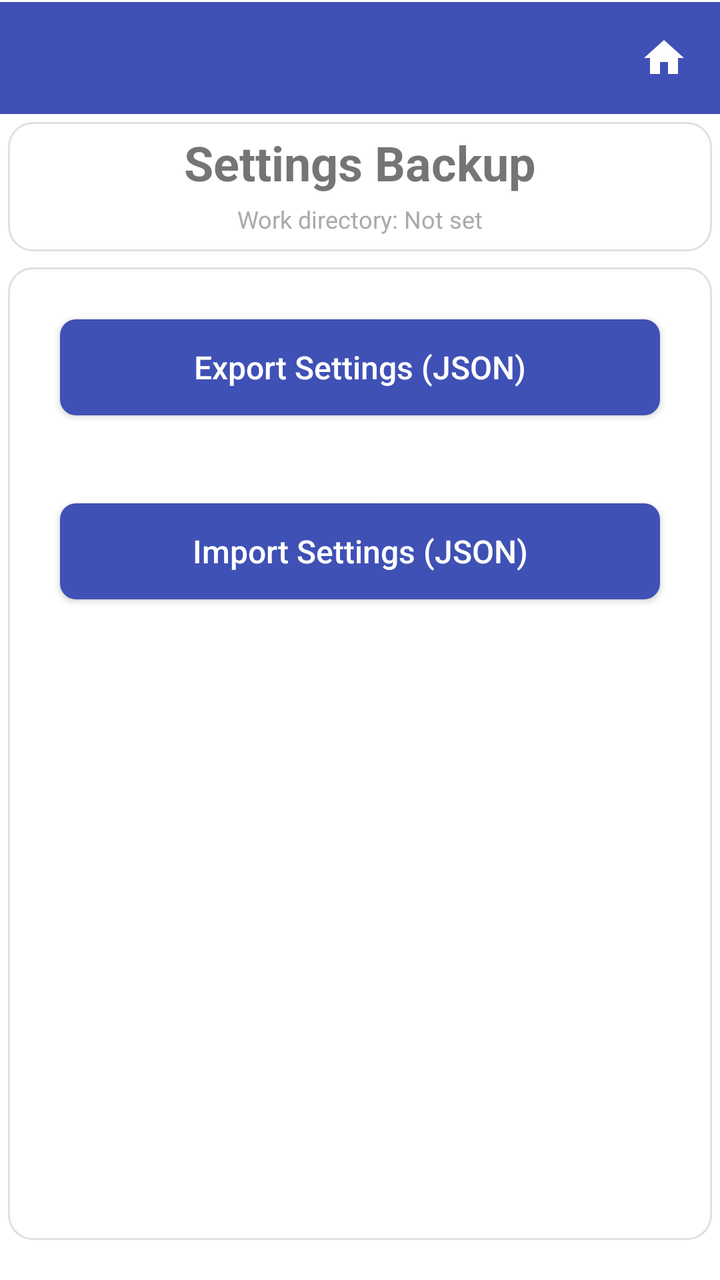
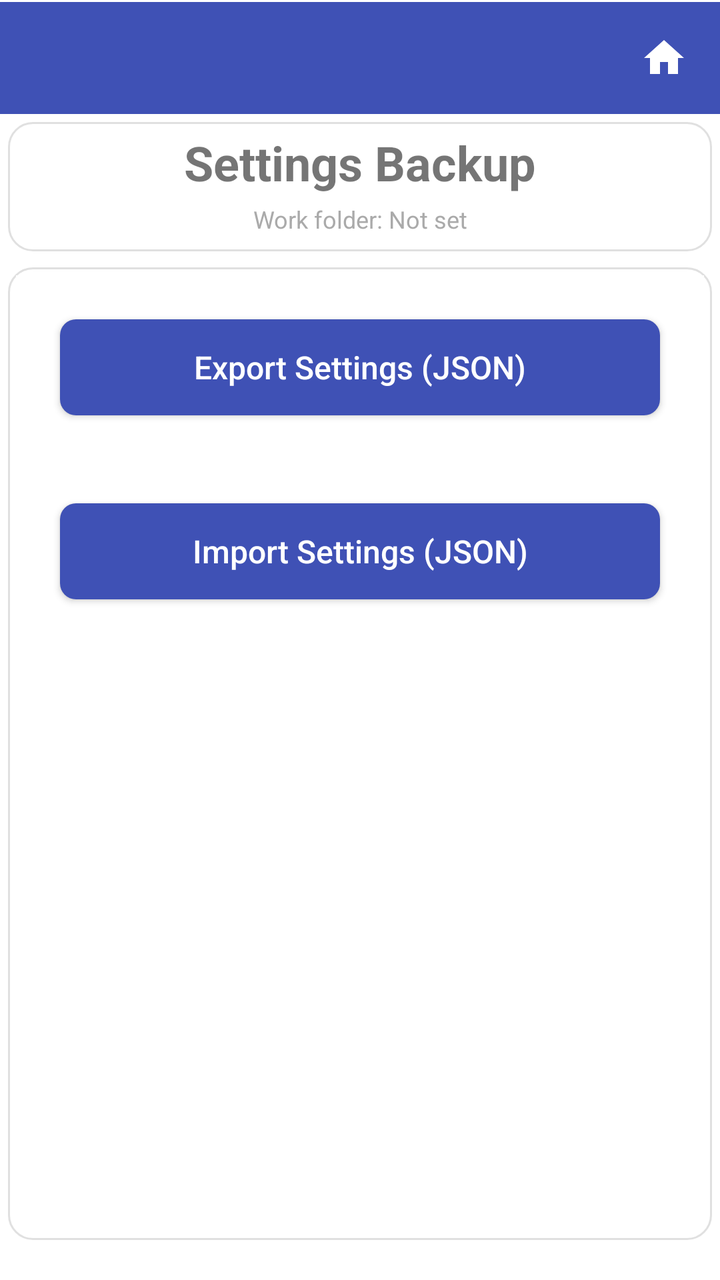

An Android layout rendered at two revisions. The XML below is the earlier revision; the diff shows what the commit changed to produce the second picture.
<!-- AndroidManifest.xml: application theme Theme.StripToLogbook.View -->
<!-- res/layout/activity_settings_backup.xml -->
<?xml version="1.0" encoding="utf-8"?>
<LinearLayout xmlns:android="http://schemas.android.com/apk/res/android"
    android:layout_width="match_parent"
    android:layout_height="match_parent"
    android:orientation="vertical"
    android:paddingBottom="16dp">

    <include layout="@layout/view_app_toolbar" />

    <LinearLayout
        style="@style/Card.Surface"
        android:layout_width="match_parent"
        android:layout_height="wrap_content"
        android:gravity="center"
        android:orientation="vertical">

        <TextView
            android:layout_width="wrap_content"
            android:layout_height="wrap_content"
            android:text="Settings Backup"
            android:textSize="24sp"
            android:textStyle="bold" />

        <TextView
            android:id="@+id/txt_work_directory"
            android:layout_width="match_parent"
            android:layout_height="wrap_content"
            android:gravity="center"
            android:paddingTop="4dp"
            android:paddingBottom="4dp"
            android:text="Work directory: Not set"
            android:textColor="@android:color/darker_gray"
            android:textSize="12sp" />

    </LinearLayout>

    <ScrollView
        android:id="@+id/scroll_view"
        style="@style/Card.Surface"
        android:layout_width="match_parent"
        android:layout_height="0dp"
        android:layout_marginTop="6dp"
        android:layout_weight="1">

        <LinearLayout
            android:layout_width="match_parent"
            android:layout_height="wrap_content"
            android:gravity="center"
            android:orientation="vertical"
            android:padding="16dp">

            <Button
                android:id="@+id/btn_save_settings"
                style="@style/PrimaryButtonStyle"
                android:layout_width="match_parent"
                android:layout_height="wrap_content"
                android:text="Export Settings (JSON)" />

            <Space
                android:layout_width="match_parent"
                android:layout_height="32dp" />

            <Button
                android:id="@+id/btn_restore_settings"
                style="@style/PrimaryButtonStyle"
                android:layout_width="match_parent"
                android:layout_height="wrap_content"
                android:text="Import Settings (JSON)" />

            <Space
                android:layout_width="match_parent"
                android:layout_height="24dp" />

        </LinearLayout>

    </ScrollView>

</LinearLayout>
<!-- res/layout/view_app_toolbar.xml (included above) -->
<?xml version="1.0" encoding="utf-8"?>
<LinearLayout xmlns:android="http://schemas.android.com/apk/res/android"
    android:id="@+id/toolbar_container"
    android:layout_width="match_parent"
    android:layout_height="wrap_content"
    android:orientation="vertical"
    android:background="@color/colorPrimary">

    <View
        android:id="@+id/status_bar_spacer"
        android:layout_width="match_parent"
        android:layout_height="0dp"
        android:background="@color/colorPrimary" />

    <View
        android:layout_width="match_parent"
        android:layout_height="1dp"
        android:background="@color/surface" />

    <LinearLayout
        android:layout_width="match_parent"
        android:layout_height="wrap_content"
        android:orientation="horizontal"
        android:gravity="center_vertical"
        android:background="@color/colorPrimary">

        <androidx.appcompat.widget.Toolbar
            android:id="@+id/toolbar"
            style="@style/ToolbarStyle"
            android:layout_width="0dp"
            android:layout_height="wrap_content"
            android:layout_weight="1"
            android:background="@color/colorPrimary"
            android:minHeight="?attr/actionBarSize" />

        <ImageButton
            android:id="@+id/btn_home"
            android:layout_width="?attr/actionBarSize"
            android:layout_height="?attr/actionBarSize"
            android:background="?attr/selectableItemBackgroundBorderless"
            android:contentDescription="Home"
            android:src="@drawable/ic_home" />
    </LinearLayout>
</LinearLayout>
<!-- resources referenced by this layout -->
<resources>
  <color name="colorPrimary">#3F51B5</color>
  <color name="surface">#FFFFFFFF</color>
  <!-- drawable ic_home (drawable) -->
  <?xml version="1.0" encoding="utf-8"?>
  <vector xmlns:android="http://schemas.android.com/apk/res/android"
      android:width="24dp"
      android:height="24dp"
      android:viewportWidth="24"
      android:viewportHeight="24">
      <path
          android:fillColor="@color/surface"
          android:pathData="M10,20v-6h4v6h5v-8h3L12,3 2,12h3v8z" />
  </vector>
  <style name="Card.Surface">
          <item name="android:background">@drawable/bg_card</item>
          <item name="android:padding">4dp</item>
          <item name="android:layout_margin">4dp</item>
      </style>
  <style name="PrimaryButtonStyle" parent="Widget.AppCompat.Button">
          <item name="android:background">@drawable/bg_button_primary</item>
          <item name="android:textColor">@color/surface</item>
          <item name="android:textSize">16sp</item>
          <item name="android:layout_margin">6dp</item>
          <item name="android:textAllCaps">false</item>
          <item name="android:gravity">center</item>
      </style>
  <style name="ToolbarStyle" parent="Widget.AppCompat.Toolbar">
          <item name="android:background">@color/colorPrimary</item>
          <item name="titleTextAppearance">@style/ToolbarTitleStyle</item>
      </style>
  <!-- drawable bg_card (drawable) -->
  <?xml version="1.0" encoding="utf-8"?>
  <shape xmlns:android="http://schemas.android.com/apk/res/android">
      <solid android:color="@color/surface" />
      <corners android:radius="12dp" />
      <stroke android:width="1dp"
          android:color="@color/border" />
  </shape>
  <!-- drawable bg_button_primary (drawable) -->
  <?xml version="1.0" encoding="utf-8"?>
  <shape xmlns:android="http://schemas.android.com/apk/res/android">
      <solid android:color="@color/colorPrimary" />
      <corners android:radius="8dp" />
  </shape>
  <style name="ToolbarTitleStyle" parent="Widget.AppCompat.EditText">
          
          <item name="android:textColor">@color/surface</item>
          <item name="tint">@android:color/white</item>
      </style>
  <color name="purple_500">#FF6200EE</color>
  <color name="purple_700">#FF3700B3</color>
  <color name="teal_200">#FF03DAC5</color>
  <color name="dropdown_background">#FFFFFFFF</color>
  <style name="NoBackgroundTextView" parent="Widget.AppCompat.TextView">
          <item name="android:background">@null</item>
      </style>
  <style name="MyAutoCompleteTextViewStyle" parent="Widget.AppCompat.AutoCompleteTextView">
          <item name="android:textSize">16sp</item>
          <item name="android:textColor">@color/text_primary</item>
          <item name="android:fontFamily">sans-serif</item>
          <item name="android:popupBackground">@color/dropdown_background</item>
      </style>
  <style name="ToolbarNavButtonStyle" parent="Widget.AppCompat.Toolbar.Button.Navigation">
          <item name="android:tint">@color/surface</item>
      </style>
  <color name="border">#E0E0E0</color>
  <!-- drawable edittext_background (drawable) -->
  <selector xmlns:android="http://schemas.android.com/apk/res/android">
      <item android:state_enabled="false"
          android:drawable="@android:color/transparent" />
      <item android:drawable="@drawable/edittext_background_shape" />
  
  
  
  </selector>
  <color name="text_primary">#DE000000</color>
  <!-- drawable edittext_background_shape (drawable) -->
  <shape xmlns:android="http://schemas.android.com/apk/res/android">
      <solid android:color="@color/edittext_background_color" />
      <corners android:radius="4dp" />
      
      <stroke android:width="1dp" android:color="@color/edittext_stroke_color" />
  </shape>
  <color name="edittext_background_color">#F5F5F5</color>
  <color name="edittext_stroke_color">#DDDDDD</color>
  <!-- unchanged entries left out for length: 2 -->
</resources>

<!-- the commit's change to res/layout/activity_settings_backup.xml (unified diff, before → after) -->
@@ -22,13 +22,13 @@
             android:textStyle="bold" />
 
         <TextView
-            android:id="@+id/txt_work_directory"
+            android:id="@+id/txt_work_folder"
             android:layout_width="match_parent"
             android:layout_height="wrap_content"
             android:gravity="center"
             android:paddingTop="4dp"
             android:paddingBottom="4dp"
-            android:text="Work directory: Not set"
+            android:text="Work folder: Not set"
             android:textColor="@android:color/darker_gray"
             android:textSize="12sp" />
 
